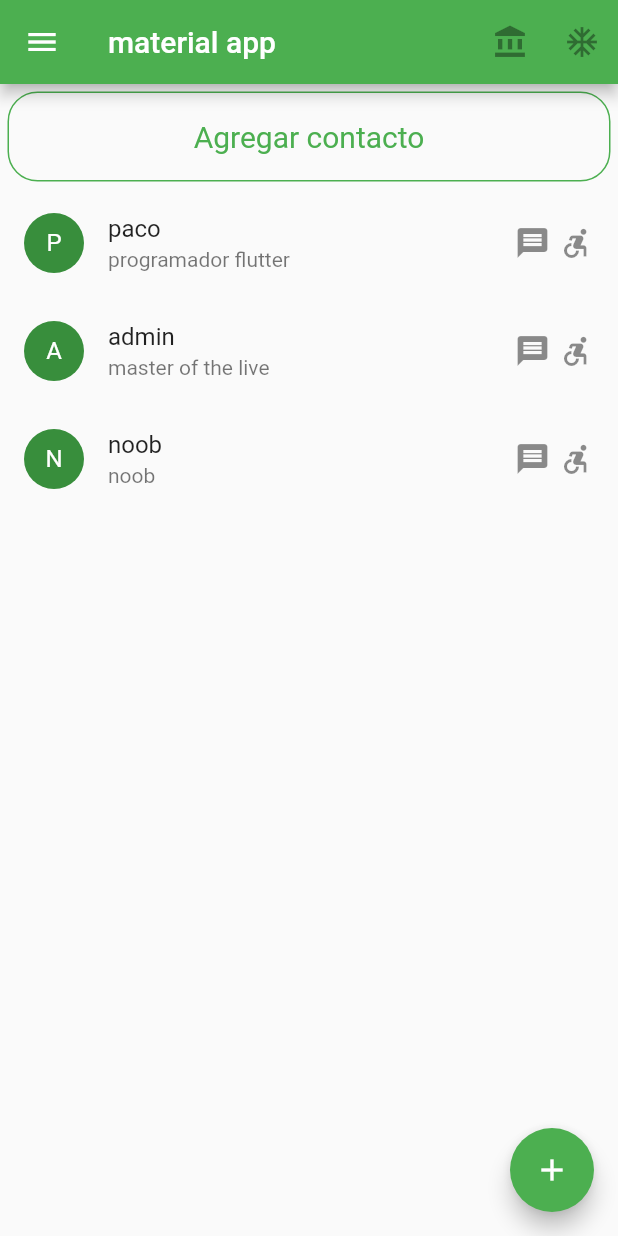
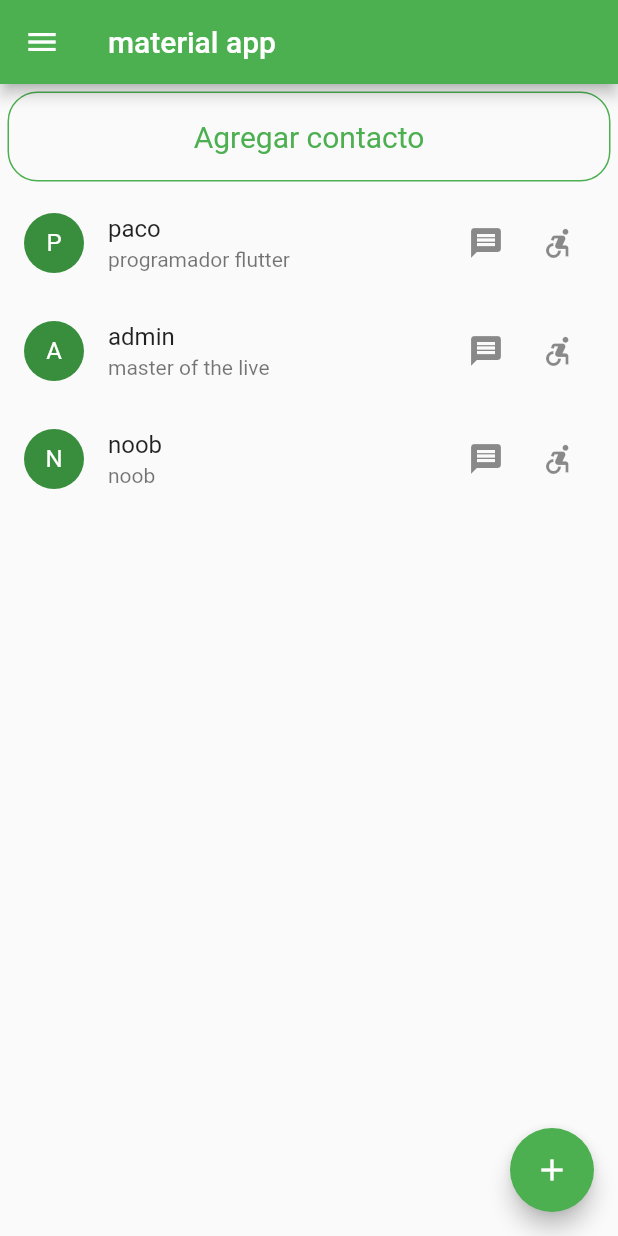
Before and after one commit to PACOdergod/app_intento, a Flutter app: the screen it shows after launch, on a phone screen of 412 x 824 dp. Run offline on Flutter 3.47's test engine with Material 2 defaults, Android fonts, the phone set to English and light mode, and no system bars; our stand-ins replace google_fonts, material_design_icons_flutter; Roboto replaces fonts that are missing (Lemonada); statements that could not run were skipped.

Commit message:
Ya se termino la pagina de usuario

```diff
--- /dev/null
+++ b/assets/data.json
@@ -0,0 +1,4 @@
+{
+    "nombre" : "Usuario por defecto",
+    "telefono" : "48484848"
+}
--- a/lib/ui/pages/form_contact_page.dart
+++ b/lib/ui/pages/form_contact_page.dart
@@ -37,8 +37,8 @@ class _FormContactPageState extends State<FormContactPage> {
     }
   }
 
-  String validate(String value, String key) =>
-      value.isEmpty ? 'Escriba su ${key}' : null;
+  String validate(String value, String llave) =>
+      value.isEmpty ? 'Escriba su ${llave}' : null;
 
   @override
   Widget build(BuildContext context) {
--- a/lib/ui/pages/home_page.dart
+++ b/lib/ui/pages/home_page.dart
@@ -1,13 +1,13 @@
 import 'package:app_intento/ui/pages/lista_contactos._page.dart';
 import 'package:flutter/material.dart';
+import 'package:material_design_icons_flutter/material_design_icons_flutter.dart';
+import 'informacion_usuario_page.dart';
 
 GlobalKey<ScaffoldState> homeKey = GlobalKey<ScaffoldState>();
 
 List<Widget> pages = [
   ListaContactosPage(),
-  Container(
-    color: Colors.blue,
-  )
+  InformacionUsuarioPage(),
 ];
 
 class HomePage extends StatefulWidget {
@@ -38,7 +38,8 @@ class _HomePageState extends State<HomePage> {
                 ),
               ),
               ListTile(
-                title: Text('inicio'),
+                leading: Icon(MdiIcons.homeCircle),
+                title: Text('Inicio'),
                 onTap: () {
                   //Esto es para cerrar el drawer
                   //cuando se haya picado un boton
@@ -50,7 +51,8 @@ class _HomePageState extends State<HomePage> {
                 },
               ),
               ListTile(
-                title: Text('segunda pantalla'),
+                leading: Icon(MdiIcons.accountBox),
+                title: Text('Usuario'),
                 onTap: () {
                   Navigator.pop(context);
                   setState(() {
@@ -75,9 +77,18 @@ class _HomePageState extends State<HomePage> {
         appBar: AppBar(
           title: Text('material app'),
           actions: [
-            //IconButton(icon: Icon(Icons.access_alarm), onPressed: null),
-            IconButton(icon: Icon(Icons.account_balance), onPressed: null),
-            IconButton(icon: Icon(Icons.ac_unit), onPressed: null)
+            picker == 1
+                ? IconButton(
+                    icon: Icon(Icons.account_balance),
+                    onPressed: () {
+                      print('se preciono el boton');
+                      print('se inicio la descarga');
+                      Future.delayed(Duration(seconds: 2), () {
+                        print('se descargo la imagen');
+                      });
+                    })
+                : SizedBox(),
+            //IconButton(icon: Icon(Icons.ac_unit), onPressed: null)
           ],
         ),
         body: pages[picker]);
--- a/lib/ui/widgets/custom_buttons.dart
+++ b/lib/ui/widgets/custom_buttons.dart
@@ -1,4 +1,5 @@
 import 'package:flutter/material.dart';
+import 'package:google_fonts/google_fonts.dart';
 
 class CustomButton extends StatefulWidget {
   @override
@@ -40,7 +41,7 @@ class _CustomButtonState extends State<CustomButton> {
               child: Center(
                   child: Text(
                 value,
-                style: TextStyle(
+                style: GoogleFonts.lemonada(
                     color: Theme.of(context).primaryColor, fontSize: 20),
               )),
             );
--- a/lib/ui/widgets/custom_listtile.dart
+++ b/lib/ui/widgets/custom_listtile.dart
@@ -26,13 +26,13 @@ class CustomListTile extends StatelessWidget {
           child: Text(_persona.nombre[0].toUpperCase()),
         ),
         trailing: SizedBox(
-          width: 60,
+          width: 100,
           child: Row(
             mainAxisAlignment: MainAxisAlignment.end,
             children: [
-              Icon(_persona.iconDerecha),
-              SizedBox(width: 5),
-              Icon(Icons.accessible_forward)
+              IconButton(icon: Icon(_persona.iconDerecha), onPressed: () {}),
+              //SizedBox(width: 5),
+              IconButton(icon: Icon(Icons.accessible_forward), onPressed: () {})
             ],
           ),
         ),
```
Also changed, not shown: lib/ui/pages/informacion_usuario_page.dart (added, +53 -0 lines), pubspec.yaml (+5 -3 lines), pubspec.lock.
